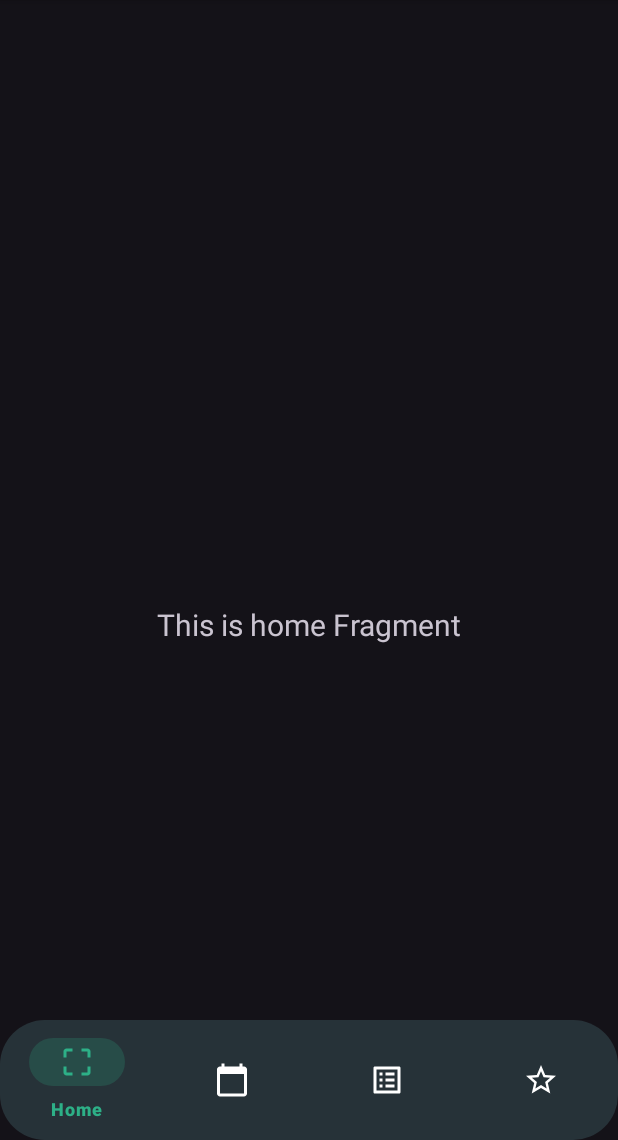
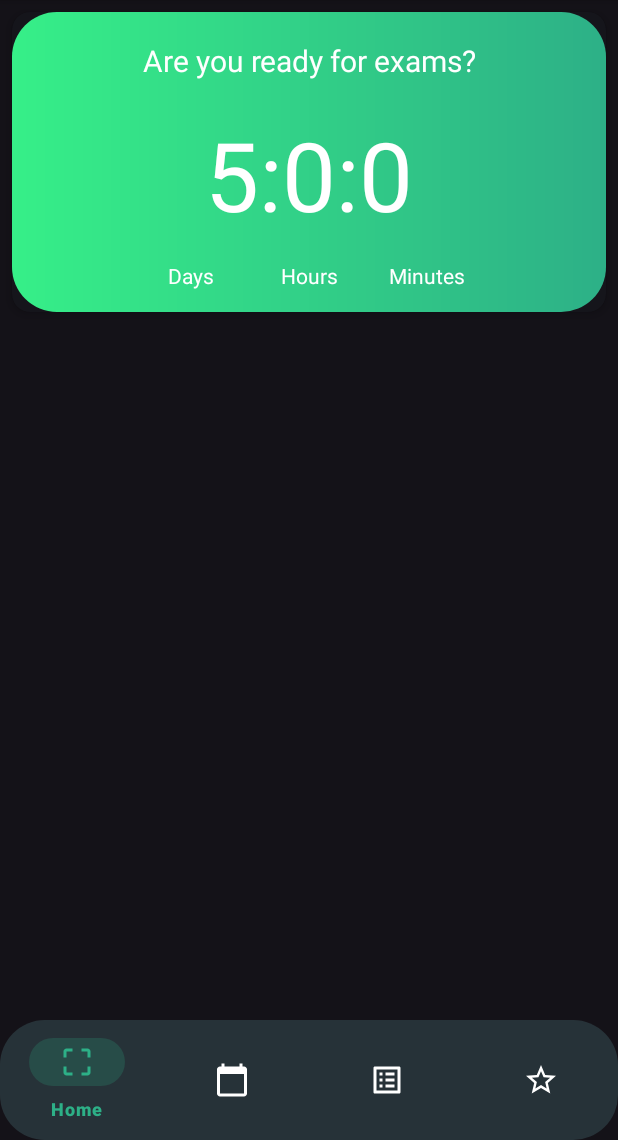
Before and after one commit to pfrost982/HiMike, an Android app: the first screen one second after launch (MainActivity), on a phone screen of 412 x 824 dp, the part 96-1236 px from its top. Run offline under Robolectric (Android 15) with nearby library versions, the phone set to English and light mode, and no system bars; our stand-ins replace navigation-ui.

Commit message:
countdown timer

```diff
--- a/app/src/main/java/ru/gb/himike/ui/home/HomeFragment.kt
+++ b/app/src/main/java/ru/gb/himike/ui/home/HomeFragment.kt
@@ -12,9 +12,6 @@ import ru.gb.himike.databinding.FragmentHomeBinding
 class HomeFragment : Fragment() {
 
     private var _binding: FragmentHomeBinding? = null
-
-    // This property is only valid between onCreateView and
-    // onDestroyView.
     private val binding get() = _binding!!
 
     override fun onCreateView(
@@ -23,14 +20,13 @@ class HomeFragment : Fragment() {
         savedInstanceState: Bundle?
     ): View {
         val homeViewModel =
-            ViewModelProvider(this).get(HomeViewModel::class.java)
+            ViewModelProvider(this)[HomeViewModel::class.java]
 
         _binding = FragmentHomeBinding.inflate(inflater, container, false)
         val root: View = binding.root
 
-        val textView: TextView = binding.textHome
-        homeViewModel.text.observe(viewLifecycleOwner) {
-            textView.text = it
+        homeViewModel.countdownString.observe(viewLifecycleOwner) {
+            binding.timerData.count.text = it
         }
         return root
     }
--- a/app/src/main/java/ru/gb/himike/ui/home/HomeViewModel.kt
+++ b/app/src/main/java/ru/gb/himike/ui/home/HomeViewModel.kt
@@ -1,13 +1,45 @@
 package ru.gb.himike.ui.home
 
-import androidx.lifecycle.LiveData
+import android.os.CountDownTimer
 import androidx.lifecycle.MutableLiveData
 import androidx.lifecycle.ViewModel
+import java.util.*
 
 class HomeViewModel : ViewModel() {
+    private val _countdownString = MutableLiveData<String>()
+    val countdownString = _countdownString
 
-    private val _text = MutableLiveData<String>().apply {
-        value = "This is home Fragment"
+    init {
+        countdownStart()
     }
-    val text: LiveData<String> = _text
+
+    private fun countdownStart() {
+
+        val endDate = Calendar.getInstance()
+        endDate.add(Calendar.DATE, 5)
+
+        object : CountDownTimer(endDate.time.time - Calendar.getInstance().time.time, 2000) {
+
+            override fun onTick(millisUntilFinished: Long) {
+                var millisLeft = millisUntilFinished
+                val secondsInMilli = 1000L
+                val minutesInMilli = secondsInMilli * 60
+                val hoursInMilli = minutesInMilli * 60
+                val daysInMilli = hoursInMilli * 24
+
+                val daysLeft = millisUntilFinished / daysInMilli
+                millisLeft %= daysInMilli
+                val hoursLeft = millisLeft / hoursInMilli
+                millisLeft %= hoursInMilli
+                val minutesLeft = millisLeft / minutesInMilli
+                millisLeft %= minutesInMilli
+                //${String.format("%.2d", hoursLeft)}
+                _countdownString.postValue("${daysLeft}:${hoursLeft}:${minutesLeft}")
+            }
+
+            override fun onFinish() {
+                _countdownString.postValue("Time Is Over!!!")
+            }
+        }.start()
+    }
 }
--- a/app/src/main/res/layout/activity_main.xml
+++ b/app/src/main/res/layout/activity_main.xml
@@ -3,8 +3,7 @@
     xmlns:app="http://schemas.android.com/apk/res-auto"
     android:id="@+id/container"
     android:layout_width="match_parent"
-    android:layout_height="match_parent"
-    android:paddingTop="?attr/actionBarSize">
+    android:layout_height="match_parent">
 
     <com.google.android.material.bottomnavigation.BottomNavigationView
         android:id="@+id/nav_view"
--- a/app/src/main/res/layout/fragment_home.xml
+++ b/app/src/main/res/layout/fragment_home.xml
@@ -6,17 +6,21 @@
     android:layout_height="match_parent"
     tools:context=".ui.home.HomeFragment">
 
-    <TextView
-        android:id="@+id/text_home"
+    <com.google.android.material.card.MaterialCardView
+        android:id="@+id/timer_card_view"
         android:layout_width="match_parent"
         android:layout_height="wrap_content"
-        android:layout_marginStart="8dp"
-        android:layout_marginTop="8dp"
-        android:layout_marginEnd="8dp"
-        android:textAlignment="center"
-        android:textSize="20sp"
-        app:layout_constraintBottom_toBottomOf="parent"
+        android:layout_margin="8dp"
+        app:cardElevation="4dp"
         app:layout_constraintEnd_toEndOf="parent"
         app:layout_constraintStart_toStartOf="parent"
-        app:layout_constraintTop_toTopOf="parent" />
+        app:layout_constraintTop_toTopOf="parent"
+        app:strokeWidth="0dp">
+
+        <include
+            android:id="@+id/timer_data"
+            layout="@layout/item_timer"
+            android:layout_width="match_parent"
+            android:layout_height="200dp" />
+    </com.google.android.material.card.MaterialCardView>
 </androidx.constraintlayout.widget.ConstraintLayout>
--- /dev/null
+++ b/app/src/main/res/layout/item_timer.xml
@@ -0,0 +1,84 @@
+<?xml version="1.0" encoding="utf-8"?>
+<androidx.constraintlayout.widget.ConstraintLayout xmlns:android="http://schemas.android.com/apk/res/android"
+    xmlns:app="http://schemas.android.com/apk/res-auto"
+    android:layout_width="match_parent"
+    android:layout_height="wrap_content"
+    android:background="@drawable/gradient">
+
+    <TextView
+        android:id="@+id/title"
+        android:layout_width="match_parent"
+        android:layout_height="wrap_content"
+        android:layout_marginTop="4dp"
+        android:gravity="center"
+        android:text="Are you ready for exams?"
+        android:textColor="@color/white"
+        android:textSize="20sp"
+        app:layout_constraintEnd_toEndOf="parent"
+        app:layout_constraintStart_toStartOf="parent"
+        app:layout_constraintTop_toTopOf="parent"
+        app:layout_constraintBottom_toTopOf="@id/count"/>
+
+    <TextView
+        android:id="@+id/count"
+        android:layout_width="match_parent"
+        android:layout_height="wrap_content"
+        android:layout_marginTop="4dp"
+        android:gravity="center"
+        android:text="00:00:00"
+        android:textColor="@color/white"
+        android:textSize="64sp"
+        app:layout_constraintEnd_toEndOf="parent"
+        app:layout_constraintStart_toStartOf="parent"
+        app:layout_constraintTop_toBottomOf="@id/title"
+        app:layout_constraintBottom_toTopOf="@id/count_hours"/>
+
+    <TextView
+        android:id="@+id/count_days"
+        android:layout_width="0dp"
+        android:layout_height="wrap_content"
+        android:gravity="center"
+        android:text="Days"
+        android:textColor="@color/white"
+        app:layout_constraintEnd_toStartOf="@id/count_hours"
+        app:layout_constraintStart_toEndOf="@id/guideline"
+        app:layout_constraintTop_toTopOf="@id/count_hours" />
+
+    <TextView
+        android:id="@+id/count_hours"
+        android:layout_width="0dp"
+        android:layout_height="wrap_content"
+        android:gravity="center"
+        android:text="Hours"
+        android:textColor="@color/white"
+        app:layout_constraintEnd_toStartOf="@id/count_minutes"
+        app:layout_constraintStart_toEndOf="@id/count_days"
+        app:layout_constraintBottom_toBottomOf="parent"
+        app:layout_constraintTop_toBottomOf="@id/count" />
+
+    <TextView
+        android:id="@+id/count_minutes"
+        android:layout_width="0dp"
+        android:layout_height="wrap_content"
+        android:gravity="center"
+        android:text="Minutes"
+        android:textColor="@color/white"
+        app:layout_constraintEnd_toStartOf="@id/guideline2"
+        app:layout_constraintStart_toEndOf="@id/count_hours"
+        app:layout_constraintTop_toTopOf="@id/count_hours" />
+
+    <androidx.constraintlayout.widget.Guideline
+        android:id="@+id/guideline"
+        android:layout_width="wrap_content"
+        android:layout_height="wrap_content"
+        android:orientation="vertical"
+        app:layout_constraintGuide_percent="0.20" />
+
+    <androidx.constraintlayout.widget.Guideline
+        android:id="@+id/guideline2"
+        android:layout_width="wrap_content"
+        android:layout_height="wrap_content"
+        android:orientation="vertical"
+        app:layout_constraintGuide_percent="0.8" />
+
+</androidx.constraintlayout.widget.ConstraintLayout>
```
